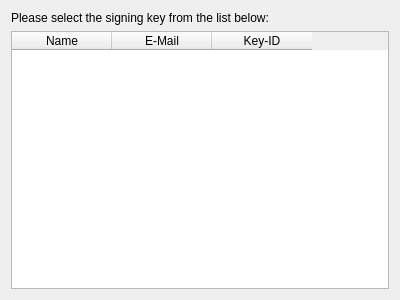
Qt form kwalletd/knewwalletdialoggpg.ui (KDE/kde-runtime) before a commit.
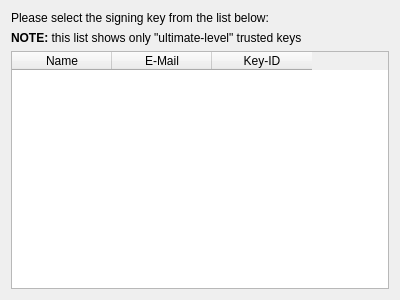
The same form after that commit.

Commit message: Add a note letting the user know that only fully trusted keys are shown

The edit to the form file:
```diff
--- a/kwalletd/knewwalletdialoggpg.ui
+++ b/kwalletd/knewwalletdialoggpg.ui
@@ -18,6 +18,13 @@
      </property>
     </widget>
    </item>
+   <item>
+    <widget class="QLabel" name="label_2">
+     <property name="text">
+      <string>&lt;html&gt;&lt;head/&gt;&lt;body&gt;&lt;p&gt;&lt;span style=&quot; font-weight:600;&quot;&gt;NOTE:&lt;/span&gt; this list shows only &amp;quot;ultimate-level&amp;quot; trusted keys&lt;/p&gt;&lt;/body&gt;&lt;/html&gt;</string>
+     </property>
+    </widget>
+   </item>
    <item>
     <widget class="QTableWidget" name="listCertificates">
      <property name="showDropIndicator" stdset="0">
```
The commit also changes 1 other file.
